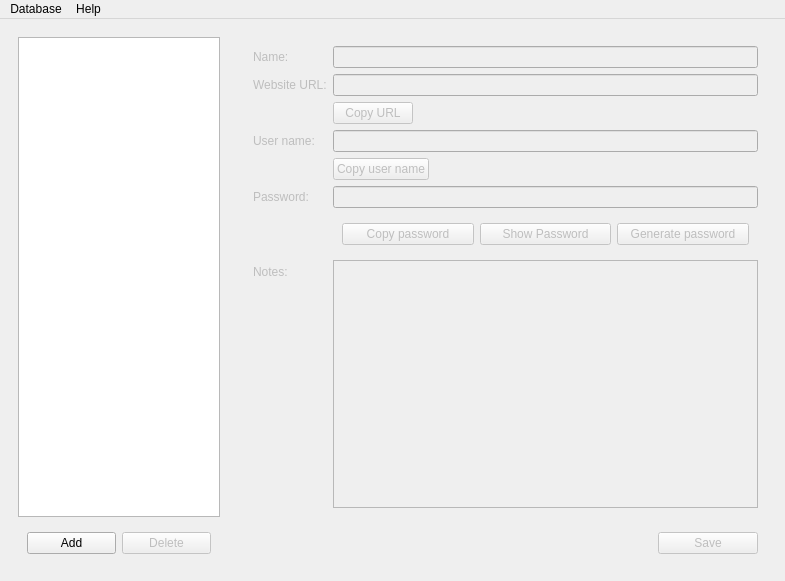
The window that MainWindow.ui (veaceslav/qpass-qt5) describes before a commit, drawn with Qt 5.
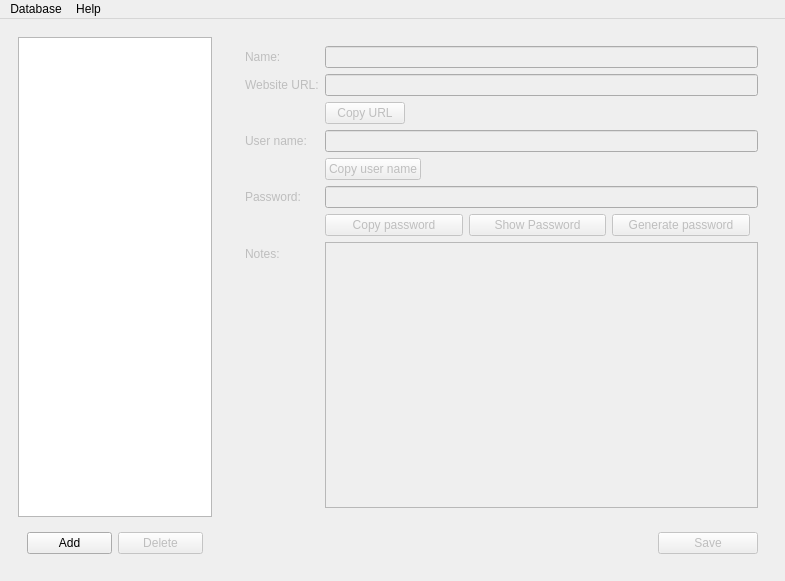
The same window after the commit.

```diff
--- a/MainWindow.ui
+++ b/MainWindow.ui
@@ -80,6 +80,12 @@
       <layout class="QVBoxLayout" name="verticalLayout_2">
        <item>
         <widget class="QWidget" name="widget" native="true">
+         <property name="minimumSize">
+          <size>
+           <width>531</width>
+           <height>0</height>
+          </size>
+         </property>
          <layout class="QFormLayout" name="formLayout">
           <property name="fieldGrowthPolicy">
            <enum>QFormLayout::ExpandingFieldsGrow</enum>
@@ -166,6 +172,9 @@
              </size>
             </property>
             <layout class="QHBoxLayout" name="horizontalLayout_2">
+             <property name="margin">
+              <number>0</number>
+             </property>
              <item>
               <widget class="QPushButton" name="copyPasswordButton">
                <property name="minimumSize">
```
Left out of the diff: 9 changed lines with no effect on the pictures.
